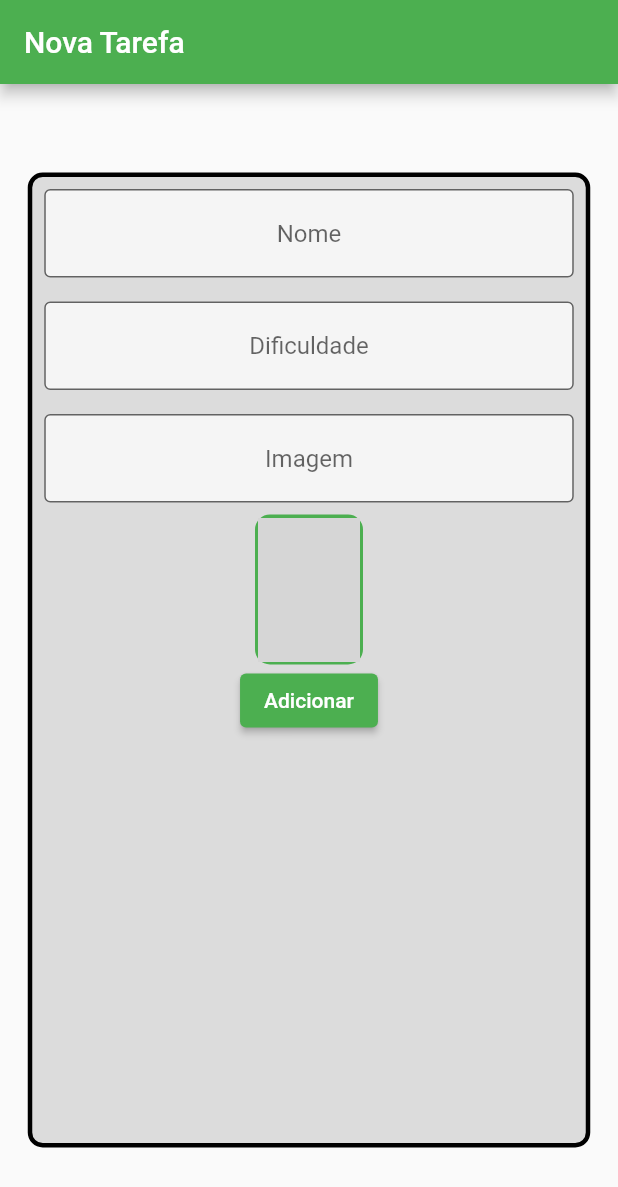
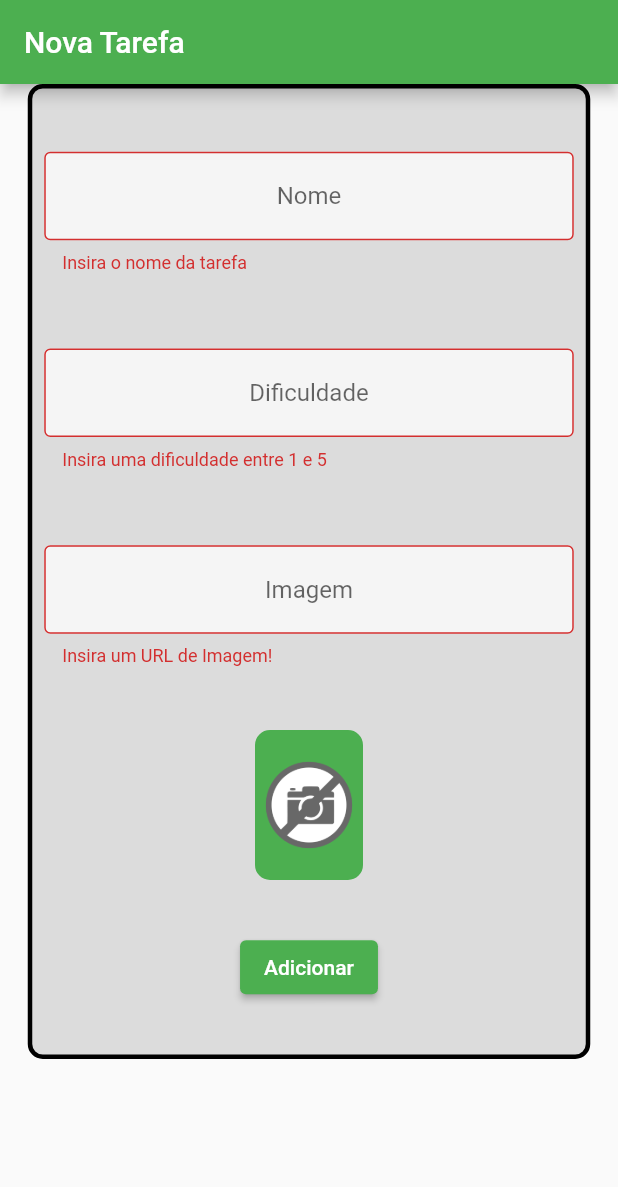
Before and after one commit to JoseLucasSTZ/FlutterTaskControlApp, a Flutter app: the screen it shows after launch, after a tap on "Adicionar", on a phone screen of 412 x 824 dp. Shown: the top 1187 px of the screen. Run offline on Flutter 3.47's test engine with Material 2 defaults, Android fonts, the phone set to English and light mode, and no system bars; network calls fail; grey boxes are pictures that could not be loaded.

Commit message:
TaskManager UPDATE

```diff
--- a/lib/screens/form_screen.dart
+++ b/lib/screens/form_screen.dart
@@ -12,13 +12,18 @@ class _FormScreen extends State<FormScreen> {
   TextEditingController difficultyController = TextEditingController();
   TextEditingController imageController = TextEditingController();
 
+  final _formKey = GlobalKey<FormState>();
+
   @override
   Widget build(BuildContext context) {
-    return Scaffold(
+    return Form(
+      key: _formKey,
+      child: Scaffold(
           appBar: AppBar(
             title: const Text('Nova Tarefa'),
           ),
-        body: Center(
+          body: SingleChildScrollView(
+            child: Center(
               child: Container(
                 height: 650,
                 width: 375,
@@ -28,10 +33,18 @@ class _FormScreen extends State<FormScreen> {
                   border: Border.all(width: 3),
                 ),
                 child: Column(
+                  mainAxisAlignment: MainAxisAlignment.spaceEvenly,
+                  crossAxisAlignment: CrossAxisAlignment.center,
                   children: [
                     Padding(
                       padding: const EdgeInsets.all(8.0),
                       child: TextFormField(
+                        validator: (String? value) {
+                          if (value != null && value.isEmpty) {
+                            return 'Insira o nome da tarefa';
+                          }
+                          return null;
+                        },
                         controller: nameController,
                         textAlign: TextAlign.center,
                         decoration: InputDecoration(
@@ -45,6 +58,15 @@ class _FormScreen extends State<FormScreen> {
                     Padding(
                       padding: const EdgeInsets.all(8.0),
                       child: TextFormField(
+                        validator: (value) {
+                          if (value!.isEmpty ||
+                              int.parse(value) > 5 ||
+                              int.parse(value) < 1) {
+                            return 'Insira uma dificuldade entre 1 e 5';
+                          }
+                          return null;
+                        },
+                        keyboardType: TextInputType.number,
                         controller: difficultyController,
                         textAlign: TextAlign.center,
                         decoration: InputDecoration(
@@ -58,11 +80,16 @@ class _FormScreen extends State<FormScreen> {
                     Padding(
                       padding: const EdgeInsets.all(8.0),
                       child: TextFormField(
-                    onChanged:(text){
-                      setState(() {
-
-                      });
+                        onChanged: (text) {
+                          setState(() {});
                         },
+                        validator: (value) {
+                          if (value!.isEmpty) {
+                            return 'Insira um URL de Imagem!';
+                          }
+                          return null;
+                        },
+                        keyboardType: TextInputType.url,
                         controller: imageController,
                         textAlign: TextAlign.center,
                         decoration: InputDecoration(
@@ -85,20 +112,33 @@ class _FormScreen extends State<FormScreen> {
                           borderRadius: BorderRadius.circular(10),
                           child: Image.network(
                             imageController.text,
+                            errorBuilder: (BuildContext context,
+                                Object exception, StackTrace? stackTrace) {
+                              return Image.asset('assets/images/nophoto.png');
+                            },
                             fit: BoxFit.cover,
                           ),
                         )),
                     ElevatedButton(
                       onPressed: () {
+                        if (_formKey.currentState!.validate()) {
                           print(nameController.text);
-                    print(int.parse(difficultyController.text));
+                          print(difficultyController.text);
                           print(imageController.text);
+                          ScaffoldMessenger.of(context).showSnackBar(
+                            const SnackBar(
+                              content: Text('Salvando nova tarefa'),
+                            ),
+                          );
+                        }
                       },
                       child: Text("Adicionar"),
                     ),
                   ],
                 ),
               ),
-        ));
+            ),
+          )),
+    );
   }
 }
--- a/pubspec.yaml
+++ b/pubspec.yaml
@@ -23,3 +23,4 @@ flutter:
     - assets/images/dash.png
     - assets/images/livro.jpg
     - assets/images/meditar.jpeg
+    - assets/images/nophoto.png
```
Also changed, not shown: assets/images/nophoto.png (added). Lines whose indentation alone changed are shown as unchanged.
